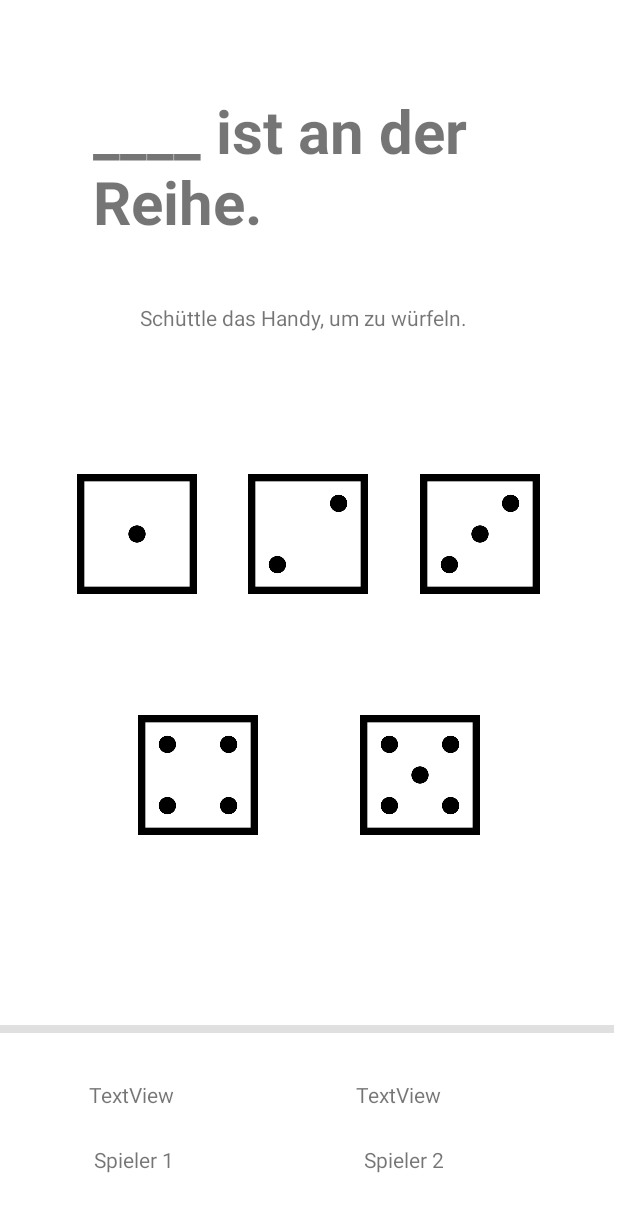
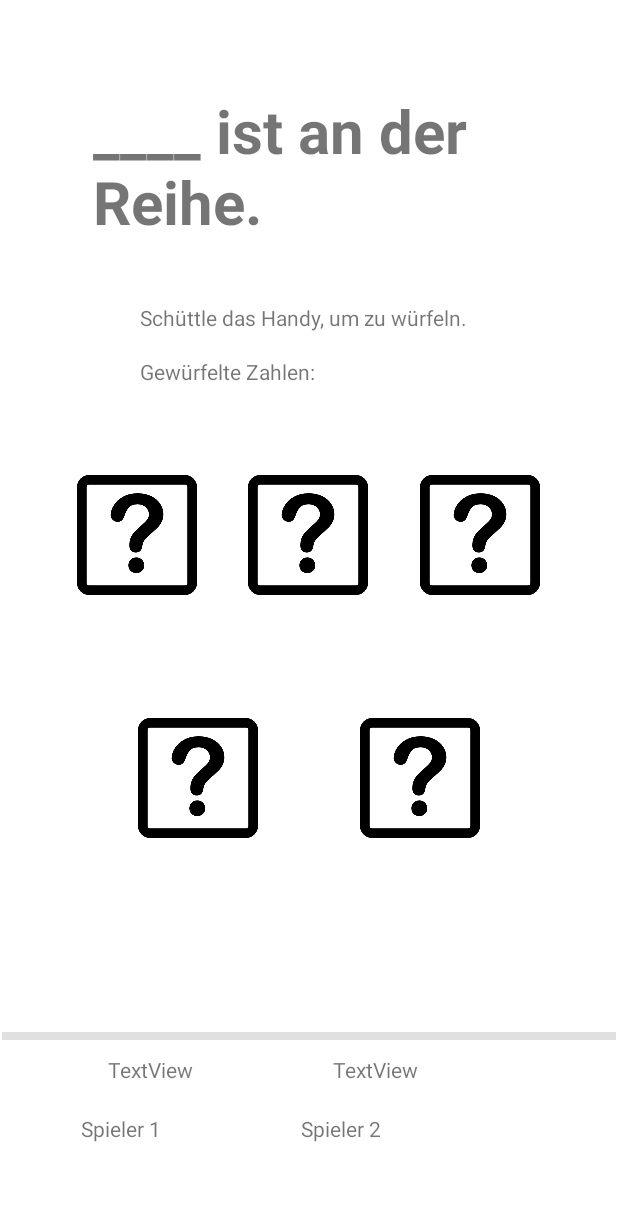
Before and after one commit to nemanja1007/dieEins, an Android app: the layout activity_spielfeld.xml on its own in the app's theme, with its tools: preview values and no code run, on a phone screen of 412 x 824 dp. Shown: the top 1212 px of the screen. Run offline under Robolectric (Android 15) with nearby library versions, the phone set to English and light mode, and no system bars.

```diff
--- a/app/src/main/res/layout/activity_spielfeld.xml
+++ b/app/src/main/res/layout/activity_spielfeld.xml
@@ -28,6 +28,16 @@
         app:layout_constraintStart_toStartOf="parent"
         app:layout_constraintTop_toBottomOf="@+id/textView9" />
 
+    <TextView
+        android:id="@+id/textView11"
+        android:layout_width="225dp"
+        android:layout_height="27dp"
+        android:layout_marginTop="68dp"
+        android:text="Gewürfelte Zahlen: "
+        app:layout_constraintEnd_toEndOf="parent"
+        app:layout_constraintStart_toStartOf="parent"
+        app:layout_constraintTop_toBottomOf="@+id/textView9" />
+
     <View
         android:id="@+id/divider"
         android:layout_width="409dp"
@@ -35,15 +45,15 @@
         android:background="?android:attr/listDivider"
         app:layout_constraintBottom_toBottomOf="parent"
         app:layout_constraintEnd_toEndOf="parent"
-        app:layout_constraintHorizontal_bias="0.0"
+        app:layout_constraintHorizontal_bias="0.505"
         app:layout_constraintStart_toStartOf="parent"
         app:layout_constraintTop_toTopOf="parent"
-        app:layout_constraintVertical_bias="0.835" />
+        app:layout_constraintVertical_bias="0.84" />
 
     <LinearLayout
         android:id="@+id/linearLayout2"
-        android:layout_width="416dp"
-        android:layout_height="102dp"
+        android:layout_width="348dp"
+        android:layout_height="120dp"
         android:orientation="vertical"
         app:layout_constraintBottom_toBottomOf="parent"
         app:layout_constraintEnd_toEndOf="parent"
@@ -54,7 +64,7 @@
 
         <LinearLayout
             android:layout_width="match_parent"
-            android:layout_height="43dp"
+            android:layout_height="39dp"
             android:orientation="horizontal">
 
             <Space
@@ -89,8 +99,8 @@
 
         <LinearLayout
             android:id="@+id/linearLayout"
-            android:layout_width="424dp"
-            android:layout_height="54dp"
+            android:layout_width="match_parent"
+            android:layout_height="46dp"
             android:orientation="horizontal">
 
             <Space
@@ -100,7 +110,7 @@
 
             <TextView
                 android:id="@+id/textView13"
-                android:layout_width="wrap_content"
+                android:layout_width="88dp"
                 android:layout_height="wrap_content"
                 android:layout_weight="1"
                 android:text="Spieler 1" />
@@ -112,7 +122,7 @@
 
             <TextView
                 android:id="@+id/textView14"
-                android:layout_width="wrap_content"
+                android:layout_width="114dp"
                 android:layout_height="wrap_content"
                 android:layout_weight="1"
                 android:text="Spieler 2" />
@@ -145,7 +155,7 @@
             android:id="@+id/imageView"
             android:layout_width="80dp"
             android:layout_height="80dp"
-            app:srcCompat="@drawable/dice1" />
+            app:srcCompat="@drawable/fragezeichen" />
 
         <Space
             android:layout_width="wrap_content"
@@ -156,7 +166,7 @@
             android:id="@+id/imageView3"
             android:layout_width="80dp"
             android:layout_height="80dp"
-            app:srcCompat="@drawable/dice2" />
+            app:srcCompat="@drawable/fragezeichen" />
 
         <Space
             android:layout_width="wrap_content"
@@ -167,7 +177,7 @@
             android:id="@+id/imageView4"
             android:layout_width="80dp"
             android:layout_height="80dp"
-            app:srcCompat="@drawable/dice3" />
+            app:srcCompat="@drawable/fragezeichen" />
 
         <Space
             android:layout_width="wrap_content"
@@ -194,7 +204,7 @@
             android:id="@+id/imageView5"
             android:layout_width="80dp"
             android:layout_height="80dp"
-            app:srcCompat="@drawable/dice4" />
+            app:srcCompat="@drawable/fragezeichen" />
 
         <Space
             android:layout_width="wrap_content"
@@ -205,7 +215,7 @@
             android:id="@+id/imageView6"
             android:layout_width="80dp"
             android:layout_height="80dp"
-            app:srcCompat="@drawable/dice5" />
+            app:srcCompat="@drawable/fragezeichen" />
 
         <Space
             android:layout_width="wrap_content"
```
Also changed, not shown: app/src/main/java/com/example/dieeins/SpielfeldActivity.java (+161 -11 lines), app/src/main/res/drawable/fragezeichen.png (added).
